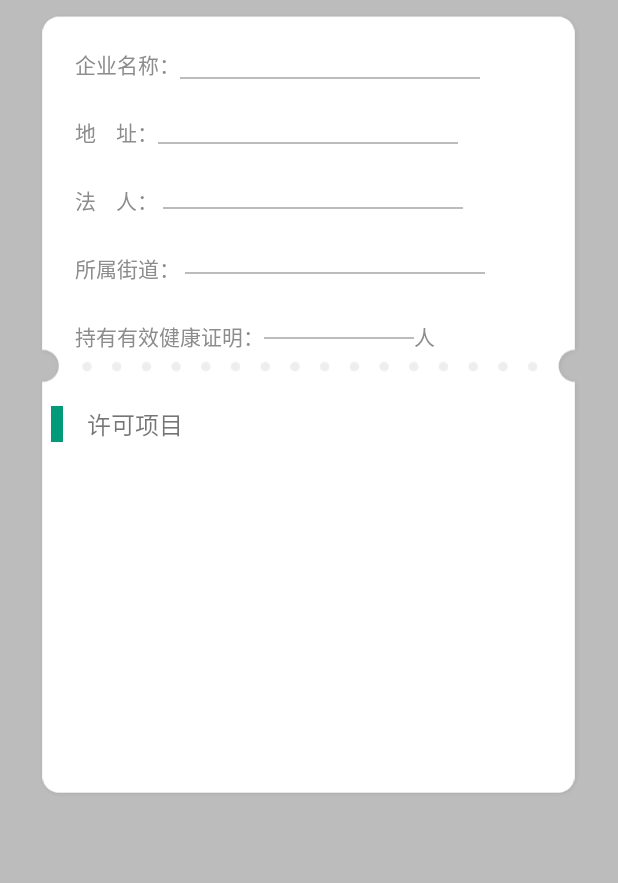
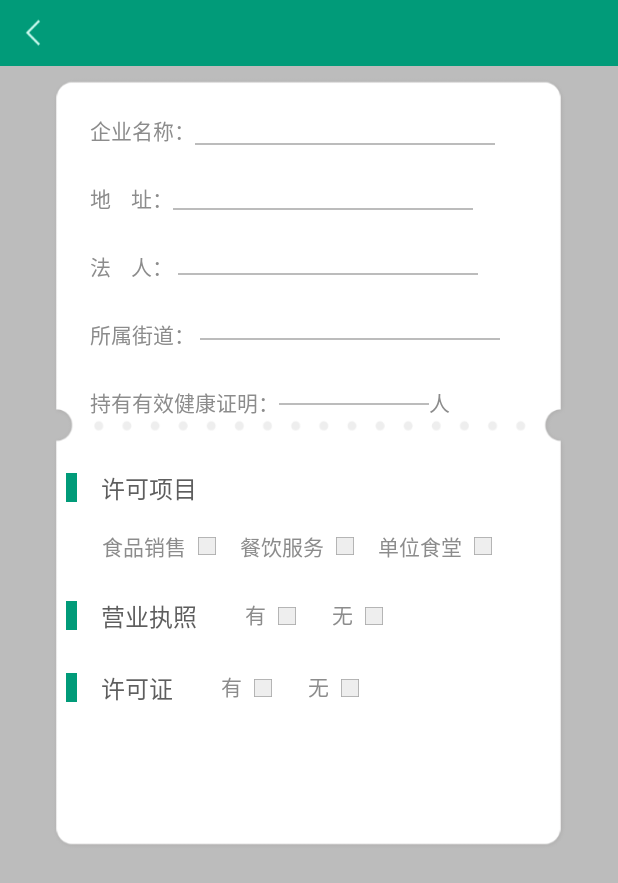
Before and after one commit to jiaxingyigu/JGJ-Android, an Android app: the layout activity_company_add.xml on its own in the app's theme, with its tools: preview values and no code run, on a phone screen of 412 x 824 dp. Shown: the top 883 px of the screen. Run offline under Robolectric (Android 15) with nearby library versions, the phone set to English and light mode, and no system bars.

Commit message:
企业信息activity

```diff
--- a/JGJ-Android/app/src/main/java/com/yigu/jgj/activity/MainActivity.java
+++ b/JGJ-Android/app/src/main/java/com/yigu/jgj/activity/MainActivity.java
@@ -75,7 +75,7 @@ public class MainActivity extends BaseActivity {
 
                         break;
                     case 2:
-
+                        ControllerUtil.go2CompanyMessage();
                         break;
                     case 3:
 
--- a/JGJ-Android/app/src/main/res/layout/activity_company_add.xml
+++ b/JGJ-Android/app/src/main/res/layout/activity_company_add.xml
@@ -2,12 +2,14 @@
 <LinearLayout xmlns:android="http://schemas.android.com/apk/res/android"
     android:layout_width="match_parent"
     android:layout_height="match_parent"
-    android:orientation="vertical"
-    android:background="@color/gray_light">
+    android:background="@color/gray_light"
+    android:orientation="vertical">
+
+    <include layout="@layout/lay_header" />
 
     <LinearLayout
-        android:layout_width="375dp"
-        android:layout_height="542dp"
+        android:layout_width="355dp"
+        android:layout_height="532dp"
         android:layout_gravity="center_horizontal"
         android:background="@mipmap/bg_company_message"
         android:orientation="vertical">
@@ -27,189 +29,172 @@
                 android:text="企业名称："
                 android:textColor="@color/gray_middle"
                 android:textSize="@dimen/text_normal" />
+
             <EditText
                 android:id="@+id/et_name"
+                style="@style/editViewStyle"
                 android:layout_width="200dp"
                 android:layout_height="wrap_content"
-               android:layout_toRightOf="@+id/tv_name"
                 android:layout_marginTop="@dimen/margin_4"
+                android:layout_toRightOf="@+id/tv_name"
                 android:hint=""
                 android:lines="1"
                 android:textColor="@color/gray_middle"
-                android:textSize="@dimen/text_normal"
-                style="@style/editViewStyle"/>
+                android:textSize="@dimen/text_normal" />
+
             <View
                 android:layout_width="200dp"
                 android:layout_height="1dp"
-                android:background="@color/gray_light"
+                android:layout_below="@+id/et_name"
                 android:layout_toRightOf="@+id/tv_name"
-                android:layout_below="@+id/et_name"
-                />
+                android:background="@color/gray_light" />
 
 
             <TextView
                 android:id="@+id/tv_address"
                 android:layout_width="wrap_content"
                 android:layout_height="wrap_content"
+                android:layout_below="@+id/tv_name"
                 android:layout_marginLeft="@dimen/margin_4"
                 android:layout_marginTop="@dimen/margin_3"
-                android:layout_below="@+id/tv_name"
                 android:lines="1"
                 android:text="地    址："
                 android:textColor="@color/gray_middle"
                 android:textSize="@dimen/text_normal" />
+
             <EditText
                 android:id="@+id/et_address"
+                style="@style/editViewStyle"
                 android:layout_width="200dp"
                 android:layout_height="wrap_content"
-                android:layout_toRightOf="@+id/tv_address"
                 android:layout_below="@+id/et_name"
                 android:layout_marginTop="@dimen/margin_3"
+                android:layout_toRightOf="@+id/tv_address"
                 android:hint=""
                 android:lines="1"
                 android:textColor="@color/gray_middle"
-                android:textSize="@dimen/text_normal"
-                style="@style/editViewStyle"/>
+                android:textSize="@dimen/text_normal" />
+
             <View
                 android:layout_width="200dp"
                 android:layout_height="1dp"
-                android:background="@color/gray_light"
+                android:layout_below="@+id/et_address"
                 android:layout_toRightOf="@+id/tv_address"
-                android:layout_below="@+id/et_address"
-                />
+                android:background="@color/gray_light" />
 
             <TextView
                 android:id="@+id/tv_corporation"
                 android:layout_width="wrap_content"
                 android:layout_height="wrap_content"
+                android:layout_below="@id/tv_address"
+
                 android:layout_marginLeft="@dimen/margin_4"
-
                 android:layout_marginTop="@dimen/margin_3"
-                android:layout_below="@id/tv_address"
                 android:lines="1"
                 android:text="法    人： "
                 android:textColor="@color/gray_middle"
                 android:textSize="@dimen/text_normal" />
+
             <EditText
                 android:id="@+id/et_corporation"
+                style="@style/editViewStyle"
                 android:layout_width="200dp"
                 android:layout_height="wrap_content"
-                android:layout_toRightOf="@+id/tv_corporation"
                 android:layout_below="@+id/et_address"
                 android:layout_marginTop="@dimen/margin_3"
+                android:layout_toRightOf="@+id/tv_corporation"
                 android:hint=""
                 android:lines="1"
                 android:textColor="@color/gray_middle"
-                android:textSize="@dimen/text_normal"
-                style="@style/editViewStyle"/>
+                android:textSize="@dimen/text_normal" />
+
             <View
                 android:layout_width="200dp"
                 android:layout_height="1dp"
-                android:background="@color/gray_light"
+                android:layout_below="@+id/et_corporation"
                 android:layout_toRightOf="@+id/tv_corporation"
-                android:layout_below="@+id/et_corporation"
-                />
+                android:background="@color/gray_light" />
 
             <TextView
                 android:id="@+id/tv_street"
                 android:layout_width="wrap_content"
                 android:layout_height="wrap_content"
+                android:layout_below="@+id/tv_corporation"
                 android:layout_marginLeft="@dimen/margin_4"
                 android:layout_marginTop="@dimen/margin_3"
-                android:layout_below="@+id/tv_corporation"
                 android:lines="1"
                 android:text="所属街道： "
                 android:textColor="@color/gray_middle"
                 android:textSize="@dimen/text_normal" />
+
             <EditText
                 android:id="@+id/et_street"
+                style="@style/editViewStyle"
                 android:layout_width="200dp"
                 android:layout_height="wrap_content"
-                android:layout_toRightOf="@+id/tv_street"
                 android:layout_below="@+id/et_corporation"
                 android:layout_marginTop="@dimen/margin_3"
+                android:layout_toRightOf="@+id/tv_street"
                 android:hint=""
                 android:lines="1"
                 android:textColor="@color/gray_middle"
-                android:textSize="@dimen/text_normal"
-                style="@style/editViewStyle"/>
+                android:textSize="@dimen/text_normal" />
+
             <View
                 android:layout_width="200dp"
                 android:layout_height="1dp"
-                android:background="@color/gray_light"
+                android:layout_below="@+id/et_street"
                 android:layout_toRightOf="@+id/tv_street"
-                android:layout_below="@+id/et_street"
-                />
+                android:background="@color/gray_light" />
 
             <TextView
                 android:id="@+id/tv_health_certificate"
                 android:layout_width="wrap_content"
                 android:layout_height="wrap_content"
+                android:layout_below="@+id/tv_street"
                 android:layout_marginLeft="@dimen/margin_4"
                 android:layout_marginTop="@dimen/margin_3"
-                android:layout_below="@+id/tv_street"
                 android:text="持有有效健康证明："
                 android:textColor="@color/gray_middle"
-                android:textSize="@dimen/text_normal"
-                />
+                android:textSize="@dimen/text_normal" />
+
             <EditText
                 android:id="@+id/et_health_certificate"
+                style="@style/editViewStyle"
                 android:layout_width="100dp"
                 android:layout_height="wrap_content"
-                android:layout_toRightOf="@+id/tv_health_certificate"
                 android:layout_below="@+id/et_street"
                 android:layout_marginTop="@dimen/margin_3"
+                android:layout_toRightOf="@+id/tv_health_certificate"
                 android:hint=""
+                android:inputType="number"
                 android:lines="1"
-                android:inputType="number"
                 android:textColor="@color/gray_middle"
-                android:textSize="@dimen/text_normal"
-                style="@style/editViewStyle"/>
+                android:textSize="@dimen/text_normal" />
+
             <View
                 android:layout_width="100dp"
                 android:layout_height="1dp"
-                android:background="@color/gray_light"
+                android:layout_below="@+id/et_health_certificate"
                 android:layout_toRightOf="@+id/tv_health_certificate"
-                android:layout_below="@+id/et_health_certificate"
-                />
+                android:background="@color/gray_light" />
+
             <TextView
                 android:id="@+id/tv_health_certificate_unit"
                 android:layout_width="wrap_content"
                 android:layout_height="wrap_content"
+                android:layout_below="@+id/tv_street"
                 android:layout_marginTop="@dimen/margin_3"
                 android:layout_toRightOf="@+id/et_health_certificate"
-                android:layout_below="@+id/tv_street"
                 android:text="人"
                 android:textColor="@color/gray_middle"
-                android:textSize="@dimen/text_normal"
-                />
+                android:textSize="@dimen/text_normal" />
         </RelativeLayout>
 
-        <LinearLayout
+        <com.yigu.jgj.view.RlCheckLayout
             android:layout_width="match_parent"
             android:layout_height="0dp"
-            android:layout_weight="1"
-            android:orientation="vertical"
-            android:paddingLeft="@dimen/margin_2">
-            <LinearLayout
-                android:layout_width="match_parent"
-                android:layout_height="wrap_content"
-                android:orientation="horizontal">
-                <ImageView
-                    android:layout_width="@dimen/margin_1"
-                    android:layout_height="@dimen/margin_3"
-                    android:background="@mipmap/line_title_front"/>
-                <TextView
-                    android:layout_width="0dp"
-                    android:layout_height="wrap_content"
-                    android:layout_weight="1"
-                    android:layout_marginRight="@dimen/margin_4"
-                    android:layout_marginLeft="@dimen/margin_2"
-                    android:layout_gravity="center_vertical"
-                    android:text="许可项目"
-                    android:textSize="@dimen/text_big"/>
-            </LinearLayout>
+            android:layout_weight="1"></com.yigu.jgj.view.RlCheckLayout>
 
-        </LinearLayout>
     </LinearLayout>
 </LinearLayout>
--- a/JGJ-Android/app/src/main/res/layout/rl_company_message_check.xml
+++ b/JGJ-Android/app/src/main/res/layout/rl_company_message_check.xml
@@ -5,7 +5,7 @@
     >
 
     <TextView
-        android:id="@+id/tv_permit"
+        android:id="@+id/tv_permit_items"
         android:layout_width="wrap_content"
         android:layout_height="wrap_content"
         android:layout_marginRight="@dimen/margin_4"
@@ -14,17 +14,19 @@
         android:drawablePadding="@dimen/margin_2"
         android:layout_marginTop="3dp"
         android:text="许可项目"
-        android:textSize="@dimen/text_big"/>
+        android:textSize="@dimen/text_big"
+        android:textColor="@color/gray_dark"/>
 
     <TextView
         android:id="@+id/tv_food_sale"
         android:layout_width="wrap_content"
         android:layout_height="wrap_content"
-        android:layout_below="@+id/tv_permit"
+        android:layout_below="@+id/tv_permit_items"
         android:layout_marginTop="@dimen/margin_2"
         android:layout_marginLeft="@dimen/margin_5"
         android:text="食品销售"
         android:textSize="@dimen/text_normal"
+        android:textColor="@color/gray_middle"
         android:drawableRight="@mipmap/rg_checknull"
         android:drawablePadding="@dimen/margin_1"
         />
@@ -32,11 +34,12 @@
         android:id="@+id/tv_food_service"
         android:layout_width="wrap_content"
         android:layout_height="wrap_content"
-        android:layout_below="@+id/tv_permit"
+        android:layout_below="@+id/tv_permit_items"
         android:layout_toRightOf="@+id/tv_food_sale"
         android:layout_marginTop="@dimen/margin_2"
         android:layout_marginLeft="@dimen/margin_2"
         android:text="餐饮服务"
+        android:textColor="@color/gray_middle"
         android:textSize="@dimen/text_normal"
         android:drawableRight="@mipmap/rg_checknull"
         android:drawablePadding="@dimen/margin_1"
@@ -45,11 +48,12 @@
         android:id="@+id/tv_canteen"
         android:layout_width="wrap_content"
         android:layout_height="wrap_content"
-        android:layout_below="@+id/tv_permit"
+        android:layout_below="@+id/tv_permit_items"
         android:layout_toRightOf="@+id/tv_food_service"
         android:layout_marginTop="@dimen/margin_2"
         android:layout_marginLeft="@dimen/margin_2"
         android:text="单位食堂"
+        android:textColor="@color/gray_middle"
         android:textSize="@dimen/text_normal"
         android:drawableRight="@mipmap/rg_checknull"
         android:drawablePadding="@dimen/margin_1"
@@ -67,11 +71,79 @@
         android:drawableLeft="@mipmap/line_title_front"
         android:drawablePadding="@dimen/margin_2"
         android:text="营业执照"
-        android:textSize="@dimen/text_big"/>
+        android:textSize="@dimen/text_big"
+        android:textColor="@color/gray_dark"/>
 
     <TextView
+        android:id="@+id/tv_license_have"
         android:layout_width="wrap_content"
         android:layout_height="wrap_content"
+        android:layout_below="@id/tv_food_sale"
+        android:layout_marginTop="@dimen/margin_3"
+        android:layout_toRightOf="@id/tv_business_license"
+        android:drawableRight="@mipmap/rg_checknull"
+        android:drawablePadding="@dimen/margin_1"
+        android:text="有"
+        android:layout_alignBottom="@id/tv_business_license"
+        android:textSize="@dimen/text_normal"
+        android:textColor="@color/gray_middle"
         />
+    <TextView
+        android:id="@+id/tv_license_null"
+        android:layout_width="wrap_content"
+        android:layout_height="wrap_content"
+        android:layout_below="@id/tv_food_sale"
+        android:layout_marginTop="@dimen/margin_3"
+        android:layout_marginLeft="@dimen/margin_3"
+        android:layout_toRightOf="@id/tv_license_have"
+        android:drawableRight="@mipmap/rg_checknull"
+        android:drawablePadding="@dimen/margin_1"
+        android:text="无"
+        android:layout_alignBottom="@id/tv_business_license"
+        android:textSize="@dimen/text_normal"
+        android:textColor="@color/gray_middle"
+        />
+    <TextView
+        android:id="@+id/tv_permit"
+        android:layout_width="wrap_content"
+        android:layout_height="wrap_content"
+        android:layout_marginRight="@dimen/margin_4"
+        android:layout_marginLeft="@dimen/margin_2"
+        android:layout_below="@id/tv_business_license"
+        android:layout_marginTop="@dimen/margin_3"
+        android:drawableLeft="@mipmap/line_title_front"
+        android:drawablePadding="@dimen/margin_2"
+        android:text="许可证"
+        android:textSize="@dimen/text_big"
+        android:textColor="@color/gray_dark"/>
 
+    <TextView
+        android:id="@+id/tv_permit_have"
+        android:layout_width="wrap_content"
+        android:layout_height="wrap_content"
+        android:layout_below="@id/tv_business_license"
+        android:layout_marginTop="@dimen/margin_3"
+        android:layout_toRightOf="@id/tv_permit"
+        android:drawableRight="@mipmap/rg_checknull"
+        android:drawablePadding="@dimen/margin_1"
+        android:text="有"
+        android:layout_alignBottom="@id/tv_permit"
+        android:textSize="@dimen/text_normal"
+        android:textColor="@color/gray_middle"
+        />
+    <TextView
+        android:id="@+id/tv_permit_null"
+        android:layout_width="wrap_content"
+        android:layout_height="wrap_content"
+        android:layout_below="@id/tv_business_license"
+        android:layout_marginTop="@dimen/margin_3"
+        android:layout_marginLeft="@dimen/margin_3"
+        android:layout_toRightOf="@id/tv_permit_have"
+        android:drawableRight="@mipmap/rg_checknull"
+        android:drawablePadding="@dimen/margin_1"
+        android:text="无"
+        android:layout_alignBottom="@id/tv_permit"
+        android:textSize="@dimen/text_normal"
+        android:textColor="@color/gray_middle"
+        />
 </RelativeLayout>
```
Also changed, not shown: JGJ-Android/app/src/main/AndroidManifest.xml (+7 -0 lines), JGJ-Android/app/src/main/java/com/yigu/jgj/activity/company/CompanyAddActivity.java (added, +41 -0 lines), JGJ-Android/app/src/main/java/com/yigu/jgj/activity/company/CompanyMessageActivity.java (added, +44 -0 lines), JGJ-Android/app/src/main/java/com/yigu/jgj/util/ControllerUtil.java (+12 -1 lines), JGJ-Android/app/src/main/java/com/yigu/jgj/view/RlCheckLayout.java (renamed from JGJ-Android/app/src/main/java/com/yigu/jgj/view/RlCheck.java, +4 -4 lines), JGJ-Android/app/src/main/res/layout/activity_company_message.xml (+5 -27 lines).
